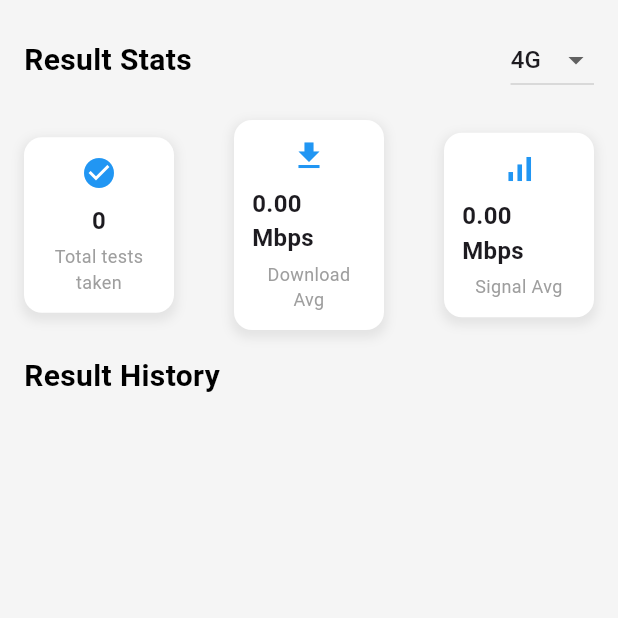
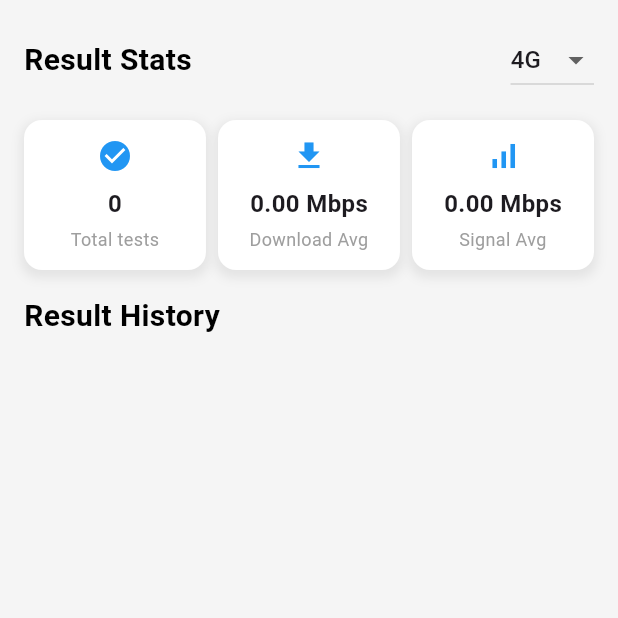
Before and after one commit to Mohamed23012/23012med, a Flutter app: the HistoryScreen screen opened directly, on a phone screen of 412 x 824 dp, the top half of it. Run offline on Flutter 3.47's test engine with Material 3 defaults, Android fonts, the phone set to English and light mode, and no system bars; our stand-ins replace connectivity_plus, device_info_plus, fl_chart, flutter_rating_bar, geocoding, geolocator and 2 more; missing offline and left inert: dart_ping, flutter_internet_signal, flutter_internet_speed_test, network_info_plus, speed_test_dart, telephony; accounts and stored records are empty; network calls fail.

Commit message:
upgrade the design of history, home and search Screens

```diff
--- a/lib/screens/history_screen.dart
+++ b/lib/screens/history_screen.dart
@@ -132,7 +132,6 @@ Future<void> _loadHistoryData() async {
                       );
                     }).toList(),
                   ),
-
                 ],
               ),
               const SizedBox(height: 16.0),
@@ -141,11 +140,29 @@ Future<void> _loadHistoryData() async {
               Row(
                 mainAxisAlignment: MainAxisAlignment.spaceBetween,
                 children: [
-                  _buildStatCard('Total tests taken', _totalTests.toString(), Icons.check_circle),
-                  _buildStatCard('Download Avg', '${_downloadAvg.toStringAsFixed(2)} Mbps',
-                      Icons.download),
-                  _buildStatCard('Signal Avg', '${_signalAvg.toStringAsFixed(2)} Mbps',
-                      Icons.signal_cellular_alt),
+                  Expanded(
+                    child: _buildStatCard(
+                      'Total tests',
+                      _totalTests.toString(),
+                      Icons.check_circle,
+                    ),
+                  ),
+                  SizedBox(width: 8), // Ajout d'un espacement entre les cartes
+                  Expanded(
+                    child: _buildStatCard(
+                      'Download Avg',
+                      '${_downloadAvg.toStringAsFixed(2)} Mbps',
+                      Icons.download,
+                    ),
+                  ),
+                  SizedBox(width: 8), // Ajout d'un espacement entre les cartes
+                  Expanded(
+                    child: _buildStatCard(
+                      'Signal Avg',
+                      '${_signalAvg.toStringAsFixed(2)} Mbps',
+                      Icons.signal_cellular_alt,
+                    ),
+                  ),
                 ],
               ),
               const SizedBox(height: 16.0),
@@ -211,7 +228,7 @@ Future<void> _loadHistoryData() async {
                       Text(
                         item['date'],
                         style: const TextStyle(
-                          fontSize: 16,
+                          fontSize: 14,
                           fontWeight: FontWeight.bold,
                           color: Colors.black,
                         ),
@@ -222,7 +239,7 @@ Future<void> _loadHistoryData() async {
                           const Text(
                             'Download: ',
                             style: TextStyle(
-                              fontSize: 14,
+                              fontSize: 12,
                               fontWeight: FontWeight.bold,
                               color: Colors.grey,
                             ),
@@ -230,7 +247,7 @@ Future<void> _loadHistoryData() async {
                           Text(
                             '${item['download']} Mbps',
                             style: const TextStyle(
-                              fontSize: 14,
+                              fontSize: 12,
                               fontWeight: FontWeight.bold,
                               color: Colors.black,
                             ),
@@ -252,7 +269,7 @@ Future<void> _loadHistoryData() async {
                   ),
                   const SizedBox(width: 4.0),
                   Text(
-                    '${item['signal']} Mbps',
+                    '${item['signal']}',
                     style: const TextStyle(
                       fontSize: 14,
                       fontWeight: FontWeight.bold,
--- a/lib/screens/search_screen.dart
+++ b/lib/screens/search_screen.dart
@@ -250,13 +250,13 @@ class _SearchScreenState extends State<SearchScreen> {
               '$operatorName\n',
               const TextStyle(
                 fontWeight: FontWeight.bold,
-                fontSize: 14,
+                fontSize: 8,
                 color: Colors.white,
               ),
               children: [
                 TextSpan(
                   text: '${rod.toY.toStringAsFixed(2)}%',
-                  style: const TextStyle(fontSize: 12, color: Colors.white),
+                  style: const TextStyle(fontSize: 10, color: Colors.white),
                 ),
               ],
             );
```
Also changed, not shown: lib/screens/home_screen.dart (line endings or trailing spaces). Lines whose indentation alone changed are shown as unchanged.
